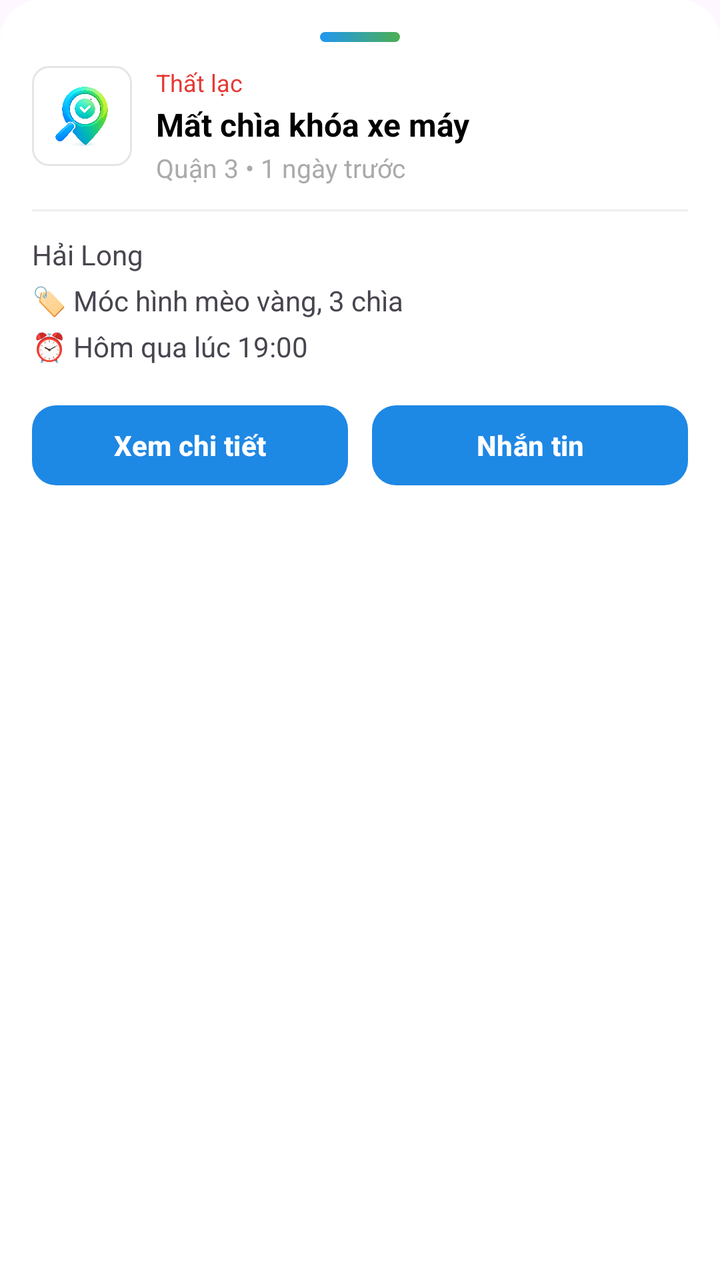
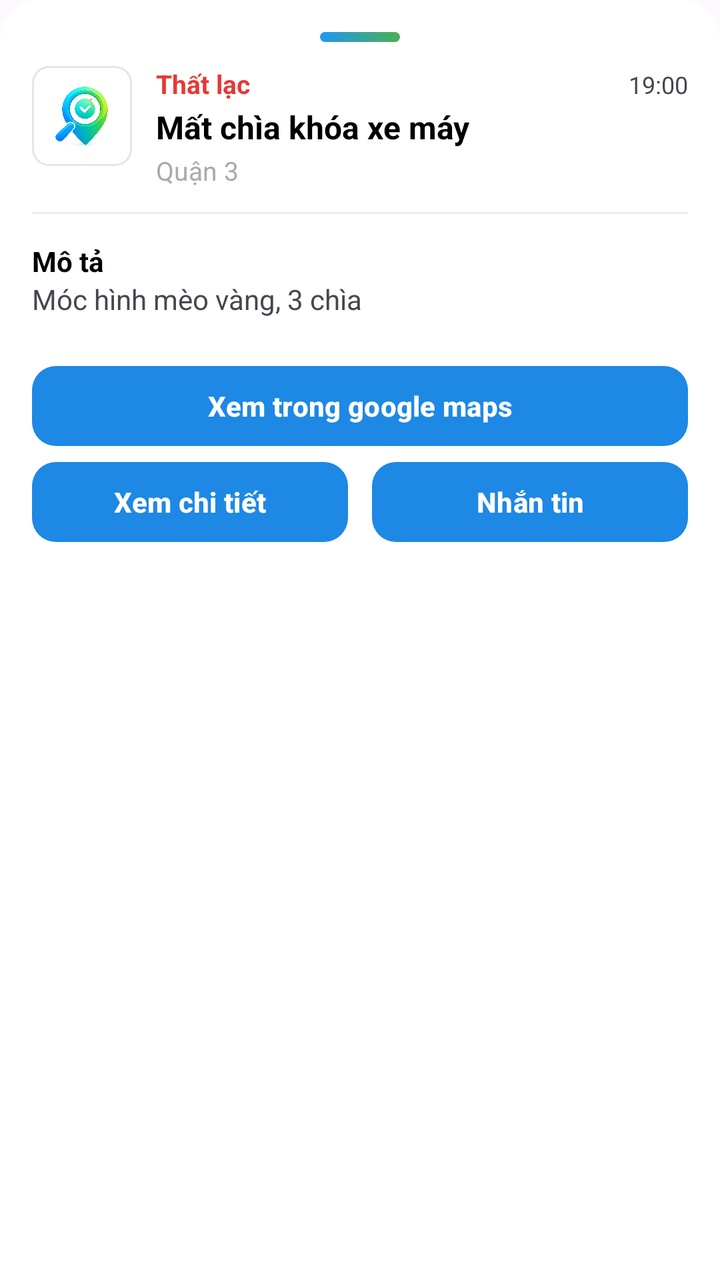

Compare the two renders of this Android layout. The source of the first and the diff that turns it into the second are given below.
<!-- AndroidManifest.xml: application theme Theme.FindBack -->
<!-- res/layout/layout_map_bottom_sheet.xml -->
<?xml version="1.0" encoding="utf-8"?>
<LinearLayout xmlns:android="http://schemas.android.com/apk/res/android"
    android:layout_width="match_parent"
    android:layout_height="wrap_content"
    android:orientation="vertical"
    android:padding="16dp"
    android:background="@drawable/bg_bottom_sheet">

    
    <View
        android:layout_width="40dp"
        android:layout_height="5dp"
        android:layout_gravity="center"
        android:layout_marginBottom="12dp"
        android:background="@drawable/bg_gradient_radius"/>

    
    <LinearLayout
        android:layout_width="match_parent"
        android:layout_height="wrap_content"
        android:orientation="horizontal">

        
        <ImageView
            android:layout_width="50dp"
            android:layout_height="50dp"
            android:src="@drawable/logo_tran"
            android:background="@drawable/bg_map_circle_button"
            android:padding="10dp"/>

        
        <LinearLayout
            android:layout_width="0dp"
            android:layout_height="wrap_content"
            android:layout_weight="1"
            android:orientation="vertical"
            android:layout_marginStart="12dp">

            
            <TextView
                android:layout_width="wrap_content"
                android:layout_height="wrap_content"
                android:text="Thất lạc"
                android:textColor="#E53935"
                android:textSize="12sp"/>

            
            <TextView
                android:layout_width="wrap_content"
                android:layout_height="wrap_content"
                android:text="Mất chìa khóa xe máy"
                android:textStyle="bold"
                android:maxLines="2"
                android:textSize="16sp"
                android:textColor="@android:color/black"
                android:layout_marginTop="2dp"/>

            
            <TextView
                android:layout_width="wrap_content"
                android:layout_height="wrap_content"
                android:text="Quận 3 • 1 ngày trước"
                android:textSize="13sp"
                android:textColor="@android:color/darker_gray"
                android:layout_marginTop="2dp"/>
        </LinearLayout>

        




    </LinearLayout>

    
    <View
        android:layout_width="match_parent"
        android:layout_height="1dp"
        android:background="#EEEEEE"
        android:layout_marginVertical="12dp"/>

    
    <TextView
        android:layout_width="match_parent"
        android:layout_height="wrap_content"
        android:text="Hải Long"
        android:textSize="14sp"
        android:layout_marginBottom="4dp"/>

    <TextView
        android:layout_width="match_parent"
        android:layout_height="wrap_content"
        android:text="🏷 Móc hình mèo vàng, 3 chìa"
        android:textSize="14sp"
        android:layout_marginBottom="4dp"/>

    <TextView
        android:layout_width="match_parent"
        android:layout_height="wrap_content"
        android:text="⏰ Hôm qua lúc 19:00"
        android:textSize="14sp"/>

    
    <LinearLayout
        android:layout_width="match_parent"
        android:layout_height="wrap_content"
        android:orientation="horizontal"
        android:layout_marginTop="16dp">

        <com.google.android.material.button.MaterialButton
            style="@style/ButtonPrimaryStyle"
            android:layout_width="0dp"
            android:layout_height="48dp"
            android:layout_weight="1"
            android:text="Xem chi tiết"
            />

        <Space
            android:layout_width="12dp"
            android:layout_height="wrap_content"/>

        <com.google.android.material.button.MaterialButton
            style="@style/ButtonPrimaryStyle"
            android:layout_width="0dp"
            android:layout_height="48dp"
            android:layout_weight="1"
            android:text="Nhắn tin"
           />
    </LinearLayout>

</LinearLayout>
<!-- resources referenced by this layout -->
<resources>
  <!-- drawable bg_bottom_sheet (drawable) -->
  <?xml version="1.0" encoding="utf-8"?>
  <shape xmlns:android="http://schemas.android.com/apk/res/android">
      <solid android:color="@android:color/white"/>
      <corners android:topLeftRadius="20dp"
          android:topRightRadius="20dp"/>
  </shape>
  <!-- drawable bg_gradient_radius (drawable) -->
  <?xml version="1.0" encoding="utf-8"?>
  <shape xmlns:android="http://schemas.android.com/apk/res/android">
      <gradient
          android:startColor="#2196F3"
          android:endColor="#4CAF50"
          android:angle="45"/>
      <corners android:radius="24dp"/>
  </shape>
  <!-- drawable bg_map_circle_button (drawable) -->
  <?xml version="1.0" encoding="utf-8"?>
  <shape xmlns:android="http://schemas.android.com/apk/res/android"
      android:shape="rectangle">
      <solid android:color="@color/white" />
      <corners android:radius="8dp"/>
      <stroke
          android:width="1dp"
          android:color="#1A000000" />
  </shape>
  <!-- drawable logo_tran: png bitmap (drawable, 278472 bytes) -->
  <style name="ButtonPrimaryStyle" parent="Widget.Material3.Button">
          <item name="android:textColor">@android:color/white</item>
          <item name="android:textStyle">bold</item>
          <item name="textAllCaps">false</item>
          <item name="cornerRadius">12dp</item>
          <item name="backgroundTint">@color/primary_blue</item>
      </style>
  <style name="Theme.FindBack" parent="Base.Theme.FindBack" />
  <color name="white">#FFFFFFFF</color>
  <color name="primary_blue">#1E88E5</color>
  <style name="Base.Theme.FindBack" parent="Theme.Material3.Light.NoActionBar">
          
          
          <item name="android:windowLightStatusBar">false</item>
          
          <item name="materialButtonStyle">@style/ButtonPrimaryStyle</item>
      </style>
</resources>

<!-- the commit's change to res/layout/layout_map_bottom_sheet.xml (unified diff, before → after) -->
@@ -37,15 +37,30 @@
             android:layout_marginStart="12dp">
 
             
+            <LinearLayout
+            android:layout_width="match_parent"
+                android:orientation="horizontal"
+            android:layout_height="wrap_content">
             <TextView
+                android:id="@+id/textType"
                 android:layout_width="wrap_content"
                 android:layout_height="wrap_content"
                 android:text="Thất lạc"
+                android:textStyle="bold"
                 android:textColor="#E53935"
+                android:textSize="13sp"/>
+            <TextView
+                android:id="@+id/textDatetime"
+                android:layout_width="match_parent"
+                android:layout_height="wrap_content"
+                android:gravity="center|right"
+                android:text="19:00"
                 android:textSize="12sp"/>
+            </LinearLayout>
 
             
             <TextView
+                android:id="@+id/textTitle"
                 android:layout_width="wrap_content"
                 android:layout_height="wrap_content"
                 android:text="Mất chìa khóa xe máy"
@@ -57,19 +72,14 @@
 
             
             <TextView
+                android:id="@+id/textLocation"
                 android:layout_width="wrap_content"
                 android:layout_height="wrap_content"
-                android:text="Quận 3 • 1 ngày trước"
+                android:text="Quận 3"
                 android:textSize="13sp"
                 android:textColor="@android:color/darker_gray"
                 android:layout_marginTop="2dp"/>
         </LinearLayout>
-
-        
-
-
-
-
     </LinearLayout>
 
     
@@ -81,51 +91,61 @@
 
     
     <TextView
+        android:layout_width="wrap_content"
+        android:layout_height="wrap_content"
+        android:text="Mô tả"
+        android:textStyle="bold"
+        android:maxLines="2"
+        android:textSize="14sp"
+        android:textColor="@android:color/black"
+        android:layout_marginTop="2dp"/>
+    <TextView
+        android:id="@+id/textDescription"
         android:layout_width="match_parent"
         android:layout_height="wrap_content"
-        android:text="Hải Long"
+        android:maxLines="4"
+        android:text="Móc hình mèo vàng, 3 chìa"
         android:textSize="14sp"
         android:layout_marginBottom="4dp"/>
 
-    <TextView
-        android:layout_width="match_parent"
-        android:layout_height="wrap_content"
-        android:text="🏷 Móc hình mèo vàng, 3 chìa"
-        android:textSize="14sp"
-        android:layout_marginBottom="4dp"/>
-
-    <TextView
-        android:layout_width="match_parent"
-        android:layout_height="wrap_content"
-        android:text="⏰ Hôm qua lúc 19:00"
-        android:textSize="14sp"/>
 
     
     <LinearLayout
         android:layout_width="match_parent"
         android:layout_height="wrap_content"
-        android:orientation="horizontal"
-        android:layout_marginTop="16dp">
+        android:layout_marginTop="16dp"
+        android:orientation="vertical">
 
         <com.google.android.material.button.MaterialButton
+            android:id="@+id/btnViewInGoogle"
             style="@style/ButtonPrimaryStyle"
-            android:layout_width="0dp"
+            android:layout_width="match_parent"
             android:layout_height="48dp"
-            android:layout_weight="1"
-            android:text="Xem chi tiết"
-            />
+            android:text="Xem trong google maps" />
 
-        <Space
-            android:layout_width="12dp"
-            android:layout_height="wrap_content"/>
+        <LinearLayout
+            android:layout_width="match_parent"
+            android:layout_height="wrap_content"
+            android:orientation="horizontal">
 
-        <com.google.android.material.button.MaterialButton
-            style="@style/ButtonPrimaryStyle"
-            android:layout_width="0dp"
-            android:layout_height="48dp"
-            android:layout_weight="1"
-            android:text="Nhắn tin"
-           />
+            <com.google.android.material.button.MaterialButton
+                style="@style/ButtonPrimaryStyle"
+                android:layout_width="0dp"
+                android:layout_height="48dp"
+                android:layout_weight="1"
+                android:text="Xem chi tiết" />
+
+            <Space
+                android:layout_width="12dp"
+                android:layout_height="wrap_content" />
+
+            <com.google.android.material.button.MaterialButton
+                style="@style/ButtonPrimaryStyle"
+                android:layout_width="0dp"
+                android:layout_height="48dp"
+                android:layout_weight="1"
+                android:text="Nhắn tin" />
+        </LinearLayout>
     </LinearLayout>
 
 </LinearLayout>
